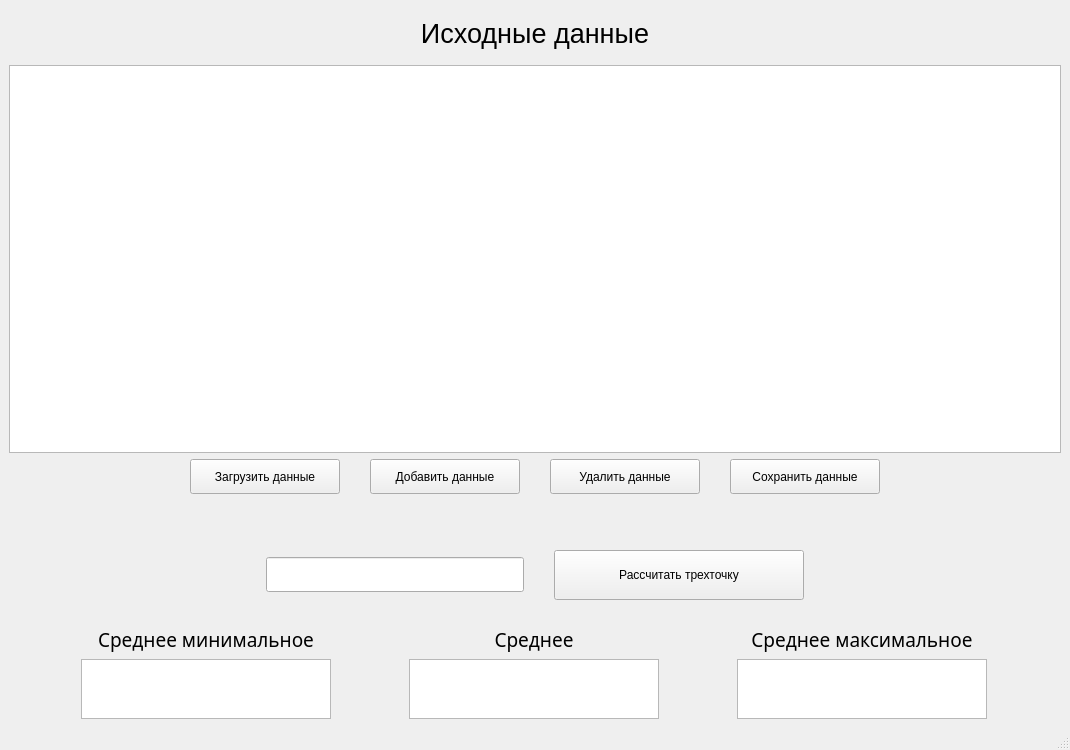
Before: the Qt Designer form ui/main.ui in esenvolt21/Research, drawn with Qt 5.
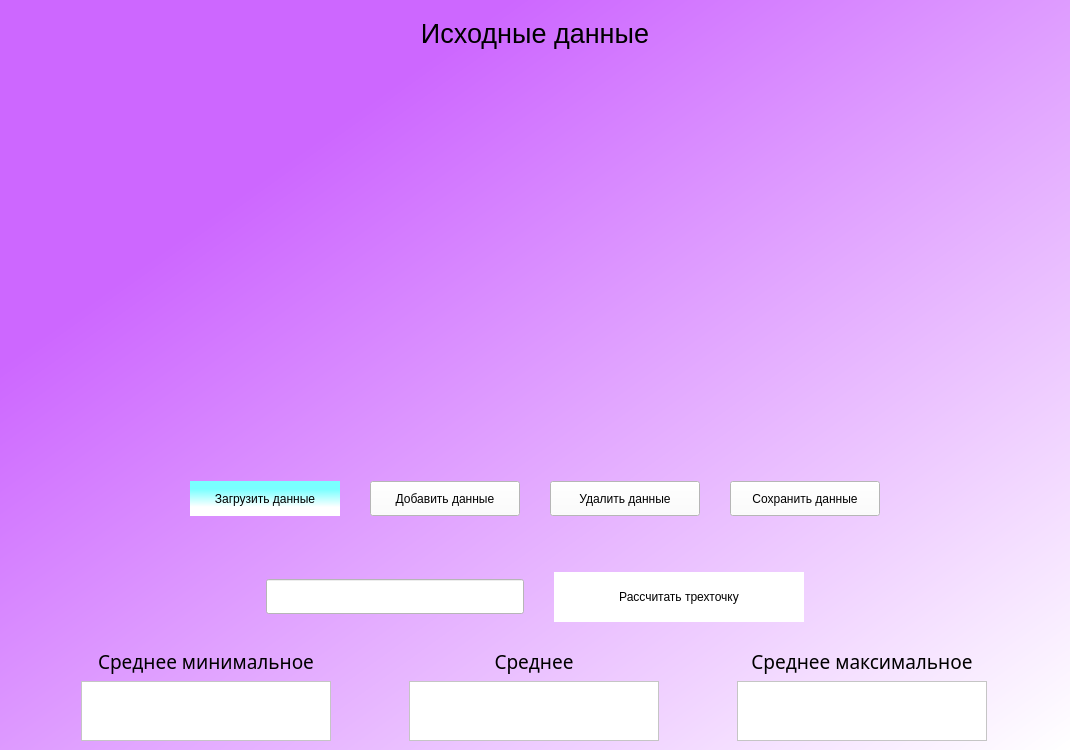
After: the same form once the commit is applied.

Commit message: Обновление интерфейса

Diff of the .ui file:
```diff
--- a/ui/main.ui
+++ b/ui/main.ui
@@ -34,6 +34,12 @@
   <property name="windowTitle">
    <string>Statistical compression of one-dimential arrays</string>
   </property>
+  <property name="styleSheet">
+   <string notr="true">background-color: qlineargradient(spread:pad, x1:0.233677, y1:0.25, x2:1, y2:1, stop:0 rgba(205, 103, 255, 255), stop:1 rgba(255, 255, 255, 255));</string>
+  </property>
+  <property name="animated">
+   <bool>true</bool>
+  </property>
   <widget class="QWidget" name="centralwidget">
    <layout class="QVBoxLayout" name="verticalLayout_7">
     <item>
@@ -59,6 +65,10 @@
               <height>50</height>
              </size>
             </property>
+            <property name="styleSheet">
+             <string notr="true">background-color: rgba(255, 255, 255, 0);
+font: 75 italic 26pt &quot;Century Gothic&quot;;</string>
+            </property>
             <property name="text">
              <string>&lt;html&gt;&lt;head/&gt;&lt;body&gt;&lt;p align=&quot;center&quot;&gt;&lt;span style=&quot; font-size:20pt;&quot;&gt;Исходные данные&lt;/span&gt;&lt;/p&gt;&lt;/body&gt;&lt;/html&gt;</string>
             </property>
@@ -69,7 +79,11 @@
        </layout>
       </item>
       <item>
-       <widget class="QTableView" name="tableView"/>
+       <widget class="QTableView" name="tableView">
+        <property name="styleSheet">
+         <string notr="true">background-color: rgba(255, 255, 255, 0);</string>
+        </property>
+       </widget>
       </item>
       <item>
        <layout class="QHBoxLayout" name="horizontalLayout">
@@ -103,6 +117,12 @@
             <height>35</height>
            </size>
           </property>
+          <property name="styleSheet">
+           <string notr="true">border-radius: 80px;
+background-color: qlineargradient(spread:pad, x1:0.512438, y1:0.233, x2:0.508025, y2:0.744, stop:0 rgba(121, 255, 255, 255), stop:1 rgba(255, 255, 255, 255));
+
+</string>
+          </property>
           <property name="text">
            <string>Загрузить данные</string>
           </property>
@@ -122,6 +142,9 @@
             <height>35</height>
            </size>
           </property>
+          <property name="styleSheet">
+           <string notr="true">background-color: rgb(255, 255, 255);</string>
+          </property>
           <property name="text">
            <string>Добавить данные</string>
           </property>
@@ -141,6 +164,9 @@
             <height>35</height>
            </size>
           </property>
+          <property name="styleSheet">
+           <string notr="true">background-color: rgb(255, 255, 255);</string>
+          </property>
           <property name="text">
            <string>Удалить данные</string>
           </property>
@@ -160,6 +186,9 @@
             <height>35</height>
            </size>
           </property>
+          <property name="styleSheet">
+           <string notr="true">background-color: rgb(255, 255, 255);</string>
+          </property>
           <property name="text">
            <string>Сохранить данные</string>
           </property>
@@ -224,6 +253,9 @@
               <height>35</height>
              </size>
             </property>
+            <property name="styleSheet">
+             <string notr="true">background-color: rgb(255, 255, 255);</string>
+            </property>
            </widget>
           </item>
           <item>
@@ -240,6 +272,10 @@
               <height>50</height>
              </size>
             </property>
+            <property name="styleSheet">
+             <string notr="true">border-radius: 50px;
+background-color: rgb(255, 255, 255);</string>
+            </property>
             <property name="text">
              <string>Рассчитать трехточку</string>
             </property>
@@ -301,6 +337,9 @@
                   <family>Acquainted</family>
                  </font>
                 </property>
+                <property name="styleSheet">
+                 <string notr="true">background-color:rgba(255, 255, 255, 0);</string>
+                </property>
                 <property name="text">
                  <string>&lt;html&gt;&lt;head/&gt;&lt;body&gt;&lt;p align=&quot;center&quot;&gt;&lt;span style=&quot; font-size:14pt;&quot;&gt;Среднее минимальное&lt;/span&gt;&lt;/p&gt;&lt;/body&gt;&lt;/html&gt;</string>
                 </property>
@@ -330,6 +369,9 @@
                   <height>60</height>
                  </size>
                 </property>
+                <property name="styleSheet">
+                 <string notr="true">background-color: rgb(255, 255, 255);</string>
+                </property>
                </widget>
               </item>
              </layout>
@@ -359,6 +401,9 @@
                   <family>Acquainted</family>
                  </font>
                 </property>
+                <property name="styleSheet">
+                 <string notr="true">background-color:rgba(255, 255, 255, 0);</string>
+                </property>
                 <property name="text">
                  <string>&lt;html&gt;&lt;head/&gt;&lt;body&gt;&lt;p&gt;&lt;span style=&quot; font-size:14pt;&quot;&gt;Среднее&lt;/span&gt;&lt;/p&gt;&lt;/body&gt;&lt;/html&gt;</string>
                 </property>
@@ -391,6 +436,9 @@
                   <height>60</height>
                  </size>
                 </property>
+                <property name="styleSheet">
+                 <string notr="true">background-color: rgb(255, 255, 255);</string>
+                </property>
                </widget>
               </item>
              </layout>
@@ -420,6 +468,9 @@
                   <family>Acquainted</family>
                  </font>
                 </property>
+                <property name="styleSheet">
+                 <string notr="true">background-color: rgba(255, 255, 255, 0);</string>
+                </property>
                 <property name="text">
                  <string>&lt;html&gt;&lt;head/&gt;&lt;body&gt;&lt;p align=&quot;center&quot;&gt;&lt;span style=&quot; font-size:14pt;&quot;&gt;Среднее максимальное&lt;/span&gt;&lt;/p&gt;&lt;/body&gt;&lt;/html&gt;</string>
                 </property>
@@ -449,6 +500,9 @@
                   <height>60</height>
                  </size>
                 </property>
+                <property name="styleSheet">
+                 <string notr="true">background-color: rgb(255, 255, 255);</string>
+                </property>
                </widget>
               </item>
              </layout>
@@ -463,7 +517,6 @@
     </item>
    </layout>
   </widget>
-  <widget class="QStatusBar" name="statusbar"/>
  </widget>
  <resources/>
  <connections/>
```
Left out of the diff: 11 changed lines with no effect on the pictures.
